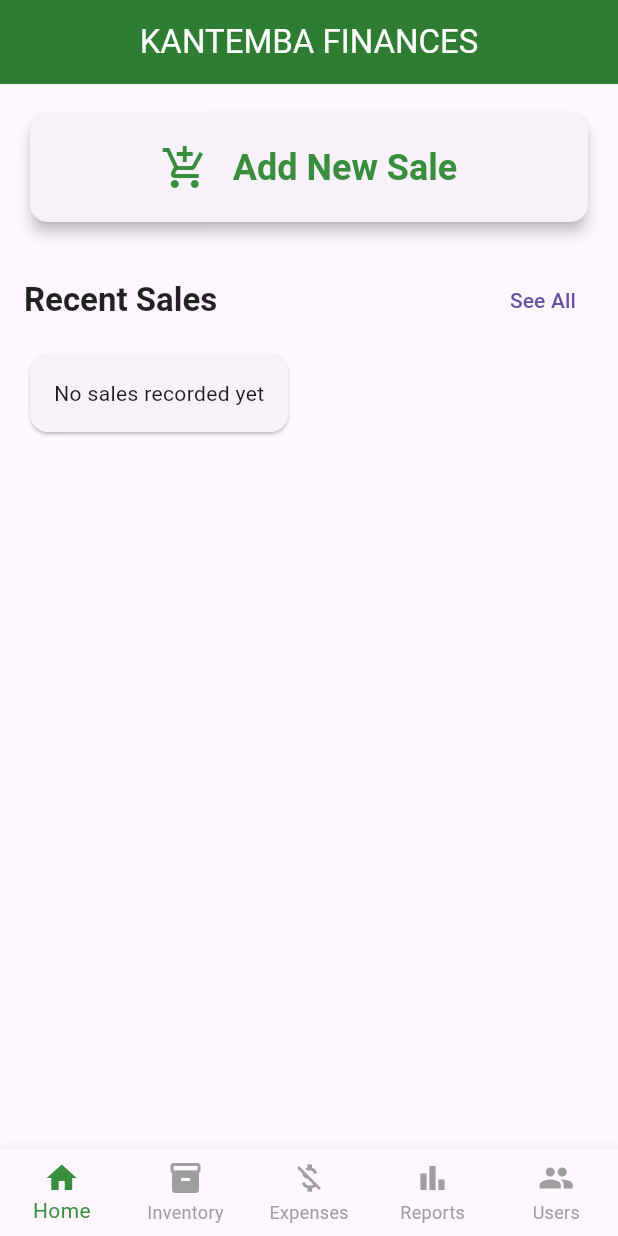
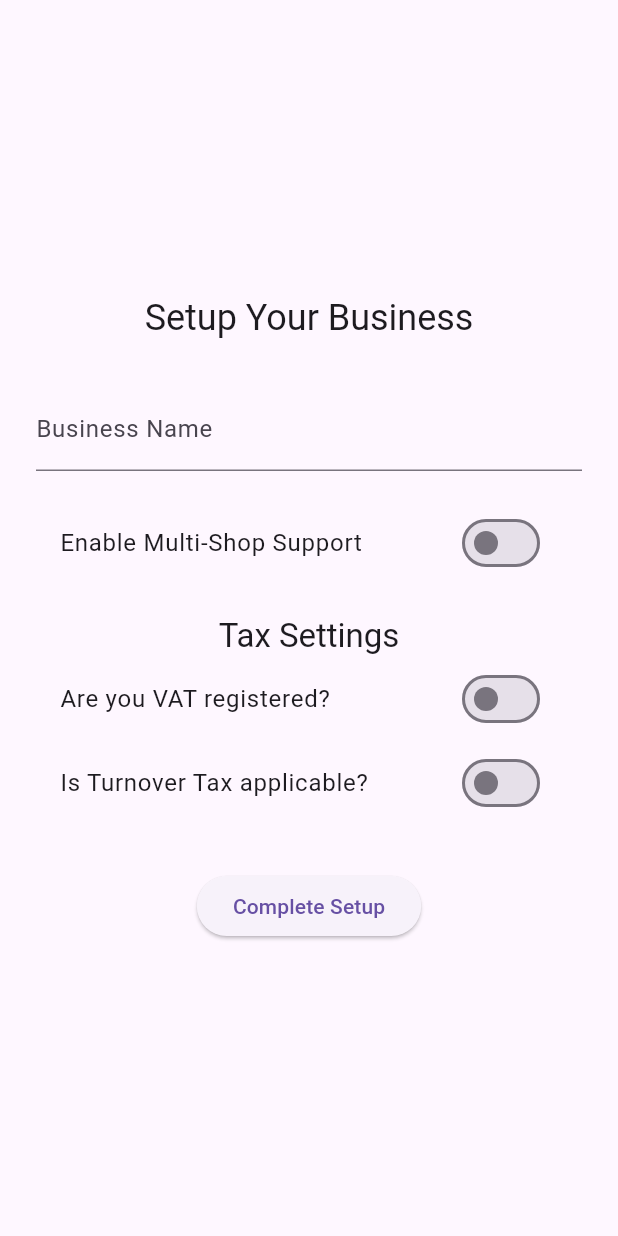
Before and after one commit to Edgar-mwila/kantemba_finances, a Flutter app: the screen it shows after launch, on a phone screen of 412 x 824 dp. Run offline on Flutter 3.47's test engine with Material 3 defaults, Android fonts, the phone set to English and light mode, and no system bars; our stand-ins replace sqflite; accounts and stored records are empty.

Commit message:
setting and context edits

```diff
--- a/lib/helpers/db_helper.dart
+++ b/lib/helpers/db_helper.dart
@@ -9,6 +9,9 @@ class DBHelper {
         onCreate: (db, version) async {
       await db.execute(
         'CREATE TABLE users(id TEXT PRIMARY KEY, name TEXT, password TEXT, role TEXT, permissions TEXT)',
+      );
+      await db.execute(
+        'CREATE TABLE business(id TEXT PRIMARY KEY, name TEXT, isMultiShop INTEGER, isVatRegistered INTEGER, isTurnoverTaxApplicable INTEGER)',
       );
       await db.execute(
         'CREATE TABLE inventory(id TEXT PRIMARY KEY, name TEXT, price REAL, quantity INTEGER, lowStockThreshold INTEGER, createdBy TEXT)',
--- a/lib/main.dart
+++ b/lib/main.dart
@@ -1,20 +1,17 @@
 import 'package:flutter/material.dart';
 import 'package:provider/provider.dart';
+import 'package:kantemba_finances/providers/business_provider.dart';
 import 'package:kantemba_finances/providers/expenses_provider.dart';
 import 'package:kantemba_finances/providers/inventory_provider.dart';
 import 'package:kantemba_finances/providers/sales_provider.dart';
-import 'package:kantemba_finances/screens/home_screen.dart';
-import 'package:kantemba_finances/screens/inventory_screen.dart';
-import 'package:kantemba_finances/screens/expenses_screen.dart';
-import 'package:kantemba_finances/screens/reports_screen.dart';
-import 'package:kantemba_finances/screens/manage_users_screen.dart';
-import 'package:kantemba_finances/widgets/bottom_nav_bar.dart';
 import 'package:kantemba_finances/providers/users_provider.dart';
+import 'package:kantemba_finances/screens/splash_screen.dart';
 
 void main() {
   runApp(
     MultiProvider(
       providers: [
+        ChangeNotifierProvider(create: (ctx) => BusinessProvider()),
         ChangeNotifierProvider(create: (ctx) => UsersProvider()),
         ChangeNotifierProvider(create: (ctx) => SalesProvider()),
         ChangeNotifierProvider(create: (ctx) => ExpensesProvider()),
@@ -25,39 +22,8 @@ void main() {
   );
 }
 
-class KantembaFinancesApp extends StatefulWidget {
+class KantembaFinancesApp extends StatelessWidget {
   const KantembaFinancesApp({super.key});
-
-  @override
-  State<KantembaFinancesApp> createState() => _KantembaFinancesAppState();
-}
-
-class _KantembaFinancesAppState extends State<KantembaFinancesApp> {
-  int _selectedIndex = 0;
-
-  static const List<Widget> _screens = <Widget>[
-    HomeScreen(),
-    InventoryScreen(),
-    ExpensesScreen(),
-    ReportsScreen(),
-    ManageUsersScreen(),
-  ];
-
-  @override
-  void initState() {
-    super.initState();
-    Provider.of<UsersProvider>(context, listen: false).fetchAndSetUsers().then((_) {
-      Provider.of<InventoryProvider>(context, listen: false).fetchAndSetItems();
-      Provider.of<ExpensesProvider>(context, listen: false).fetchAndSetExpenses();
-      Provider.of<SalesProvider>(context, listen: false).fetchAndSetSales();
-    });
-  }
-
-  void _onItemTapped(int index) {
-    setState(() {
-      _selectedIndex = index;
-    });
-  }
 
   @override
   Widget build(BuildContext context) {
@@ -71,13 +37,7 @@ class _KantembaFinancesAppState extends State<KantembaFinancesApp> {
           foregroundColor: Colors.white,
         ),
       ),
-      home: Scaffold(
-        body: _screens[_selectedIndex],
-        bottomNavigationBar: CustomBottomNavBar(
-          selectedIndex: _selectedIndex,
-          onItemTapped: _onItemTapped,
-        ),
-      ),
+      home: const SplashScreen(),
     );
   }
 }
--- /dev/null
+++ b/lib/providers/business_provider.dart
@@ -0,0 +1,43 @@
+import 'package:flutter/foundation.dart';
+import 'package:kantemba_finances/helpers/db_helper.dart';
+
+class BusinessProvider with ChangeNotifier {
+  String? businessName;
+  bool isMultiShop = false;
+  bool isVatRegistered = false;
+  bool isTurnoverTaxApplicable = false;
+
+  Future<bool> isBusinessSetup() async {
+    final data = await DBHelper.getData('business');
+    if (data.isNotEmpty) {
+      final businessData = data.first;
+      businessName = businessData['name'];
+      isMultiShop = businessData['isMultiShop'] == 1;
+      isVatRegistered = businessData['isVatRegistered'] == 1;
+      isTurnoverTaxApplicable = businessData['isTurnoverTaxApplicable'] == 1;
+      return true;
+    }
+    return false;
+  }
+
+  Future<void> setupBusiness({
+    required String name,
+    required bool multiShop,
+    required bool vatRegistered,
+    required bool turnoverTaxApplicable,
+  }) async {
+    businessName = name;
+    isMultiShop = multiShop;
+    isVatRegistered = vatRegistered;
+    isTurnoverTaxApplicable = turnoverTaxApplicable;
+
+    await DBHelper.insert('business', {
+      'id': 'main_business',
+      'name': name,
+      'isMultiShop': multiShop ? 1 : 0,
+      'isVatRegistered': vatRegistered ? 1 : 0,
+      'isTurnoverTaxApplicable': turnoverTaxApplicable ? 1 : 0,
+    });
+    notifyListeners();
+  }
+}
--- /dev/null
+++ b/lib/screens/business_signup_screen.dart
@@ -0,0 +1,88 @@
+import 'package:flutter/material.dart';
+import 'package:kantemba_finances/providers/business_provider.dart';
+import 'package:kantemba_finances/screens/home_screen.dart';
+import 'package:provider/provider.dart';
+
+class BusinessSignUpScreen extends StatefulWidget {
+  const BusinessSignUpScreen({super.key});
+
+  @override
+  State<BusinessSignUpScreen> createState() => _BusinessSignUpScreenState();
+}
+
+class _BusinessSignUpScreenState extends State<BusinessSignUpScreen> {
+  final _formKey = GlobalKey<FormState>();
+  final _businessNameController = TextEditingController();
+  bool _isMultiShop = false;
+  bool _isVatRegistered = false;
+  bool _isTurnoverTaxApplicable = false;
+
+  Future<void> _submit() async {
+    if (_formKey.currentState!.validate()) {
+      await Provider.of<BusinessProvider>(context, listen: false).setupBusiness(
+        name: _businessNameController.text,
+        multiShop: _isMultiShop,
+        vatRegistered: _isVatRegistered,
+        turnoverTaxApplicable: _isTurnoverTaxApplicable,
+      );
+      if (mounted) {
+        Navigator.of(context).pushReplacement(
+          MaterialPageRoute(builder: (ctx) => const HomeScreen()),
+        );
+      }
+    }
+  }
+
+  @override
+  Widget build(BuildContext context) {
+    return Scaffold(
+      body: Center(
+        child: SingleChildScrollView(
+          padding: const EdgeInsets.all(24.0),
+          child: Form(
+            key: _formKey,
+            child: Column(
+              mainAxisAlignment: MainAxisAlignment.center,
+              children: [
+                Text(
+                  'Setup Your Business',
+                  style: Theme.of(context).textTheme.headlineSmall,
+                ),
+                const SizedBox(height: 30),
+                TextFormField(
+                  controller: _businessNameController,
+                  decoration: const InputDecoration(labelText: 'Business Name'),
+                  validator: (value) =>
+                      value!.isEmpty ? 'Please enter a business name' : null,
+                ),
+                const SizedBox(height: 20),
+                SwitchListTile(
+                  title: const Text('Enable Multi-Shop Support'),
+                  value: _isMultiShop,
+                  onChanged: (val) => setState(() => _isMultiShop = val),
+                ),
+                const SizedBox(height: 20),
+                Text('Tax Settings', style: Theme.of(context).textTheme.titleLarge),
+                 SwitchListTile(
+                  title: const Text('Are you VAT registered?'),
+                  value: _isVatRegistered,
+                  onChanged: (val) => setState(() => _isVatRegistered = val),
+                ),
+                 SwitchListTile(
+                  title: const Text('Is Turnover Tax applicable?'),
+                  value: _isTurnoverTaxApplicable,
+                  onChanged: (val) => setState(() => _isTurnoverTaxApplicable = val),
+                ),
+                const SizedBox(height: 30),
+                ElevatedButton(
+                  onPressed: _submit,
+                  child: const Text('Complete Setup'),
+                ),
+              ],
+            ),
+          ),
+        ),
+      ),
+    );
+  }
+}
--- /dev/null
+++ b/lib/screens/settings/security_settings_screen.dart
@@ -0,0 +1,15 @@
+import 'package:flutter/material.dart';
+
+class SecuritySettingsScreen extends StatelessWidget {
+  const SecuritySettingsScreen({super.key});
+
+  @override
+  Widget build(BuildContext context) {
+    return Scaffold(
+      appBar: AppBar(title: const Text('Security Settings')),
+      body: const Center(
+        child: Text('Security settings will be configured here.'),
+      ),
+    );
+  }
+}
--- /dev/null
+++ b/lib/screens/settings/tax_compliance_settings_screen.dart
@@ -0,0 +1,15 @@
+import 'package:flutter/material.dart';
+
+class TaxComplianceSettingsScreen extends StatelessWidget {
+  const TaxComplianceSettingsScreen({super.key});
+
+  @override
+  Widget build(BuildContext context) {
+    return Scaffold(
+      appBar: AppBar(title: const Text('Tax Compliance Settings')),
+      body: const Center(
+        child: Text('Tax compliance settings will be configured here.'),
+      ),
+    );
+  }
+}
```
Also changed, not shown: lib/screens/main_screen.dart (added, +59 -0 lines), lib/screens/manage_users_screen.dart (+14 -13 lines), lib/screens/settings/backup_settings_screen.dart (added, +15 -0 lines), lib/screens/splash_screen.dart (added, +57 -0 lines), lib/widgets/new_sale_modal.dart (+9 -8 lines).
